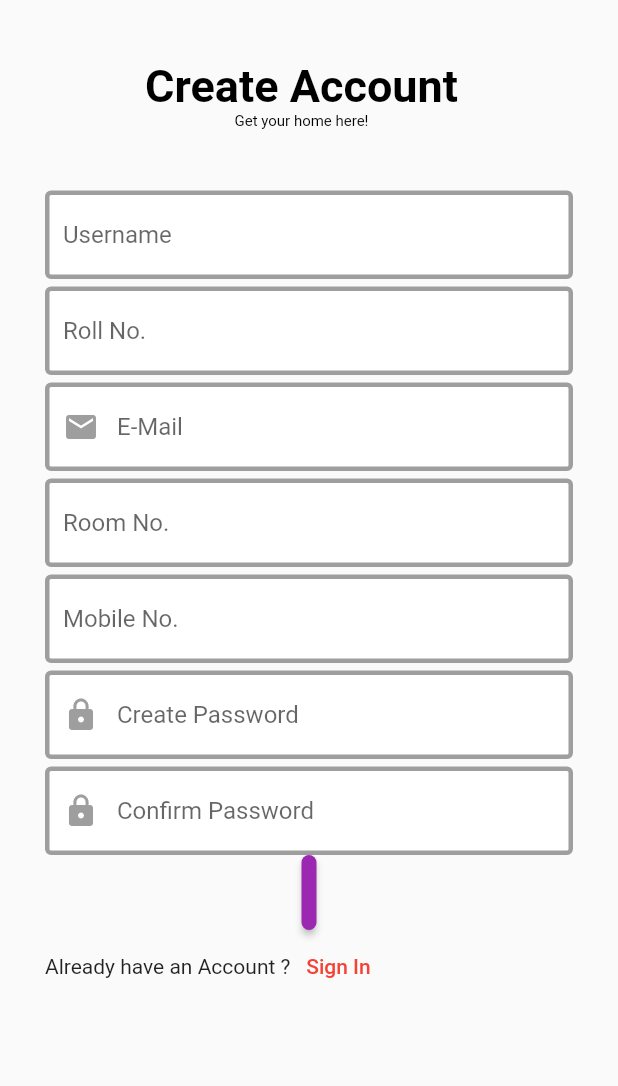
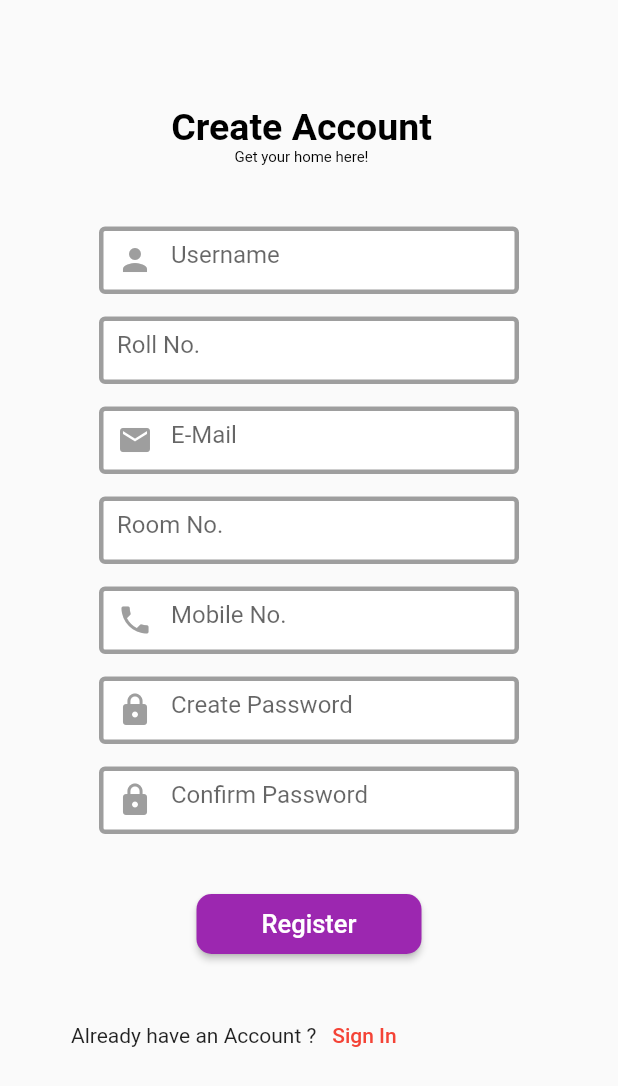
Before and after one commit to hackslash-nitp/Hostelite, a Flutter app: the CreateAccountStudent screen opened by its route, on a phone screen of 412 x 824 dp. Shown: the top 1086 px of the screen. Run offline on Flutter 3.47's test engine with Material 2 defaults, Android fonts, the phone set to English and light mode, and no system bars.

Commit message:
Register and Login Page Created

```diff
--- a/lib/createAccountStudent.dart
+++ b/lib/createAccountStudent.dart
@@ -20,8 +20,8 @@ Dialog leadDialog = Dialog(
         Center(
           child: Image(
             image: AssetImage('assets/create_account_page/Vector.png'),
-            height: 250,
-            width: 250,
+            height: 150,
+            width: 150,
           ),
         ),
         Text('Registered',
@@ -41,7 +41,7 @@ Dialog leadDialog = Dialog(
           height: 40.0,
           child: MaterialButton(
             child: Text('Done',style: TextStyle(color: Colors.white,fontSize: 17.0),),
-            color: Colors.purple,
+            color: Colors.pinkAccent[100],
             minWidth: 100.0,
 
             shape: RoundedRectangleBorder(borderRadius: BorderRadius.circular(10.0)),
@@ -71,7 +71,7 @@ class _CreateAccountStudentState extends State<CreateAccountStudent> {
   Widget build(BuildContext context) {
     return Scaffold(
       body: Padding(
-        padding: const EdgeInsets.fromLTRB(30,30,30,0),
+        padding: const EdgeInsets.fromLTRB(30,60,30,0),
         child: Column(
           crossAxisAlignment: CrossAxisAlignment.center,
           children: <Widget>[
@@ -82,7 +82,7 @@ class _CreateAccountStudentState extends State<CreateAccountStudent> {
                 crossAxisAlignment: CrossAxisAlignment.center,
                 children: <Widget>[
                   Text('Create Account',
-                  style: TextStyle(color: Colors.black, fontWeight: FontWeight.bold, fontSize: 30),
+                  style: TextStyle(color: Colors.black, fontWeight: FontWeight.bold, fontSize: 25),
                   ),
                   SizedBox(height: 0),
                   Text('Get your home here!',
@@ -92,50 +92,79 @@ class _CreateAccountStudentState extends State<CreateAccountStudent> {
               ),
             ),
             SizedBox(height: 30),
-            TextFormField(
-              decoration: textInputDecoration.copyWith(hintText: 'Username'),
+            Container(
+              height: 45,
+              width: 280,
+              child: TextFormField(
+                decoration: textInputDecoration.copyWith(hintText: 'Username', prefixIcon: const Icon(Icons.person, color: Colors.grey)),
 
+              ),
             ),
-            SizedBox(height: 5),
-            TextFormField(
-              decoration: textInputDecoration.copyWith(hintText: 'Roll No.'),
+            SizedBox(height: 15),
+            Container(
+              height: 45,
+              width: 280,
+              child: TextFormField(
+                decoration: textInputDecoration.copyWith(hintText: 'Roll No.'),
+              ),
             ),
 
-            SizedBox(height: 5),
-            TextFormField(
-              decoration: textInputDecoration.copyWith(hintText: 'E-Mail',prefixIcon: const Icon(Icons.email, color: Colors.grey)),
+            SizedBox(height: 15),
+            Container(
+              height: 45,
+              width: 280,
+              child: TextFormField(
+                decoration: textInputDecoration.copyWith(hintText: 'E-Mail',prefixIcon: const Icon(Icons.email, color: Colors.grey)),
+              ),
             ),
 
-            SizedBox(height: 5),
-            TextFormField(
+            SizedBox(height: 15),
+            Container(
+              height: 45,
+              width: 280,
+              child: TextFormField(
 
-              decoration: textInputDecoration.copyWith(hintText: 'Room No.'),
+                decoration: textInputDecoration.copyWith(hintText: 'Room No.'),
+              ),
             ),
 
-            SizedBox(height: 5),
-            TextFormField(
-              decoration: textInputDecoration.copyWith(hintText: 'Mobile No.'),
+            SizedBox(height: 15),
+            Container(
+              height: 45,
+              width: 280,
+              child: TextFormField(
+                decoration: textInputDecoration.copyWith(hintText: 'Mobile No.', prefixIcon: const Icon(Icons.local_phone, color: Colors.grey)),
+              ),
             ),
 
-            SizedBox(height: 5),
-            TextFormField(
-              decoration: textInputDecoration.copyWith(hintText: 'Create Password',prefixIcon: const Icon(Icons.lock, color: Colors.grey)),
+            SizedBox(height: 15),
+            Container(
+              height: 45,
+              width: 280,
+              child: TextFormField(
+                decoration: textInputDecoration.copyWith(hintText: 'Create Password',prefixIcon: const Icon(Icons.lock, color: Colors.grey)),
+              ),
             ),
 
-            SizedBox(height: 5),
-            TextFormField(
-              decoration: textInputDecoration.copyWith(hintText: 'Confirm Password',prefixIcon: const Icon(Icons.lock, color: Colors.grey)),
+            SizedBox(height: 15),
+            Container(
+              height: 45,
+              width: 280,
+              child: TextFormField(
+                decoration: textInputDecoration.copyWith(hintText: 'Confirm Password',prefixIcon: const Icon(Icons.lock, color: Colors.grey)),
+              ),
             ),
+            SizedBox(height: 40),
             Container(
-              height: 50,
-              width: 10,
+              height: 40,
+              width: 150,
               child: MaterialButton(
                 child: Text('Register',
                 textAlign: TextAlign.center,
                 style: TextStyle(color: Colors.white, fontSize: 17),
                 ),
                 color: Colors.purple,
-                shape: RoundedRectangleBorder(borderRadius: BorderRadius.circular(5.0)),
+                shape: RoundedRectangleBorder(borderRadius: BorderRadius.circular(10.0)),
                 onPressed: () {
                   showDialog(
                     context: context,
@@ -145,9 +174,10 @@ class _CreateAccountStudentState extends State<CreateAccountStudent> {
 
               ),
             ),
+            SizedBox(height: 30),
             Row(
               children: <Widget>[
-                Text('Already have an Account ?',
+                Text('     Already have an Account ?',
                 textAlign: TextAlign.center,
                 style: TextStyle(color: Colors.black87),
                 ),
--- a/lib/loginStudent.dart
+++ b/lib/loginStudent.dart
@@ -105,8 +105,8 @@ class _LoginStudentState extends State<LoginStudent> {
               ],
             ),
             Container(
-              width: 60,
-              height: 20,
+              width: 130,
+              height: 50,
               child: MaterialButton(
                 child: Text('Login',
                 style: TextStyle(color: Colors.white, fontSize: 15),
@@ -114,6 +114,7 @@ class _LoginStudentState extends State<LoginStudent> {
                 color: Colors.purple,
                 minWidth: 100,
                 shape: RoundedRectangleBorder(borderRadius: BorderRadius.circular(10.0)),
+                onPressed: () {},
 
               ),
             ),
@@ -121,8 +122,8 @@ class _LoginStudentState extends State<LoginStudent> {
             style: TextStyle(color: Colors.black, fontSize: 15),
             ),
             Container(
-              width: 70,
-              height: 20,
+              width: 190,
+              height: 50,
               child: MaterialButton(
                 child: Text('Sign-In as Admin',
                 style: TextStyle(color: Colors.purple, fontSize: 15),
@@ -130,13 +131,14 @@ class _LoginStudentState extends State<LoginStudent> {
                 color: Colors.white,
                 minWidth: 100,
                 shape: RoundedRectangleBorder(borderRadius: BorderRadius.circular(10.0)),
+                onPressed: () {},
 
               ),
             ),
             SizedBox(height: 20),
             Row(
               children: <Widget>[
-                Text("Don't have an account?",
+                Text("  Don't have an account?",
                 style: TextStyle(color: Colors.black, fontSize: 15),
                 ),
                 TextButton(
```
